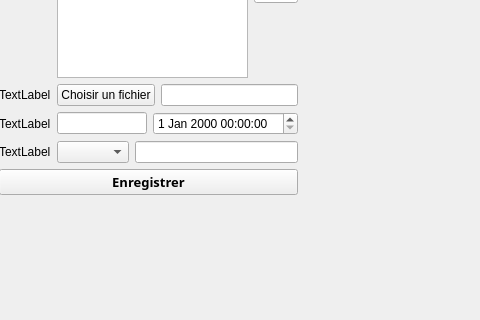
The window that PluriNotes/mainwindow.ui (hugochabs/LO21_plurinotes) describes before a commit, drawn with Qt 5; both pictures show x 532 to 1012 and y 285 to 605 of the 1012 by 605 pixel window.
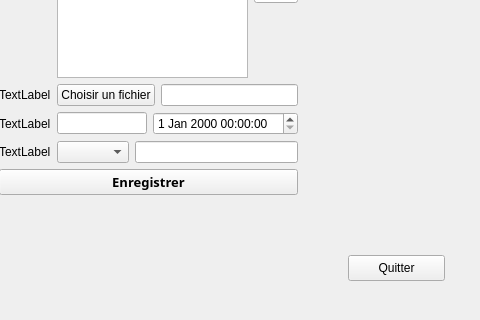
The same window after the commit.

Patch:
```diff
--- a/PluriNotes/mainwindow.ui
+++ b/PluriNotes/mainwindow.ui
@@ -451,7 +451,7 @@
     <property name="geometry">
      <rect>
       <x>880</x>
-      <y>620</y>
+      <y>540</y>
       <width>97</width>
       <height>26</height>
      </rect>
```
